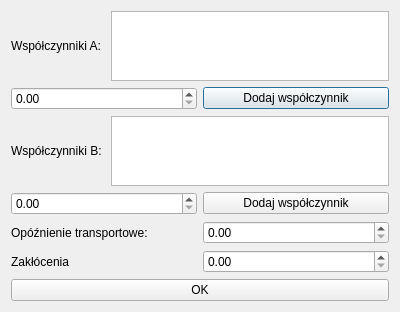
Above: arx_dialog.ui from bSek316303/Symulator-UAR before the change. Below: the same form after it.
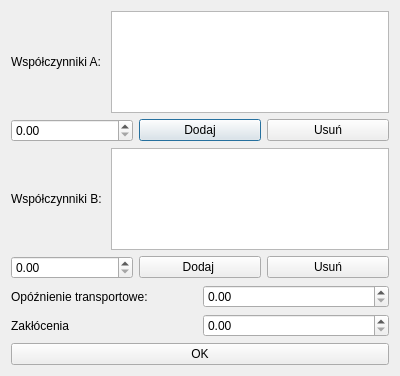
That is the form after the change.

Diff of the .ui file:
```diff
--- a/arx_dialog.ui
+++ b/arx_dialog.ui
@@ -7,7 +7,7 @@
     <x>0</x>
     <y>0</y>
     <width>400</width>
-    <height>300</height>
+    <height>376</height>
    </rect>
   </property>
   <property name="windowTitle">
@@ -53,7 +53,14 @@
          <item>
           <widget class="QPushButton" name="a_confirm">
            <property name="text">
-            <string>Dodaj współczynnik</string>
+            <string>Dodaj</string>
+           </property>
+          </widget>
+         </item>
+         <item>
+          <widget class="QPushButton" name="remove_a">
+           <property name="text">
+            <string>Usuń</string>
            </property>
           </widget>
          </item>
@@ -120,7 +127,14 @@
          <item>
           <widget class="QPushButton" name="b_confirm">
            <property name="text">
-            <string>Dodaj współczynnik</string>
+            <string>Dodaj </string>
+           </property>
+          </widget>
+         </item>
+         <item>
+          <widget class="QPushButton" name="remove_b">
+           <property name="text">
+            <string>Usuń</string>
            </property>
           </widget>
          </item>
```
